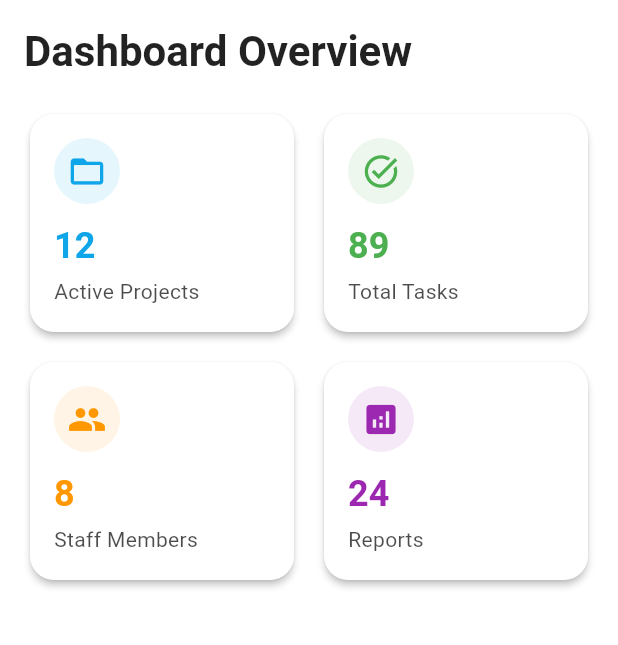
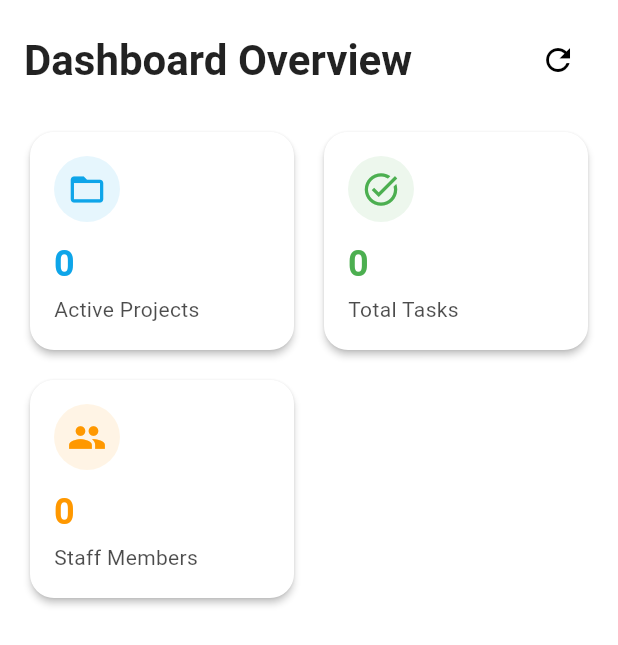
Before and after one commit to AkashMadhuNp/delemon, a Flutter app: the DashboardOverviewPage screen opened directly, on a phone screen of 412 x 824 dp. Shown: the top 645 px of the screen. Run offline on Flutter 3.47's test engine with Material 3 defaults, Android fonts, the phone set to English and light mode, and no system bars; our stand-ins replace equatable, flutter_bloc, go_router, hive, hive_flutter, lottie; accounts and stored records are empty.

Commit message:
overview dahboard admin

```diff
--- a/lib/presentation/admin/dashboard_overview.dart
+++ b/lib/presentation/admin/dashboard_overview.dart
@@ -1,9 +1,79 @@
 import 'package:delemon/presentation/widgets/overview_card.dart';
 import 'package:flutter/material.dart';
 import 'package:delemon/core/colors/color.dart';
+import 'package:delemon/core/service/project_service.dart';
+import 'package:delemon/core/service/task_service.dart';
+import 'package:delemon/core/service/auth_service.dart';
 
-class DashboardOverviewPage extends StatelessWidget {
+class DashboardOverviewPage extends StatefulWidget {
   const DashboardOverviewPage({super.key});
+
+  @override
+  State<DashboardOverviewPage> createState() => _DashboardOverviewPageState();
+}
+
+class _DashboardOverviewPageState extends State<DashboardOverviewPage> {
+  final ProjectService _projectService = ProjectService();
+  final TaskService _taskService = TaskService();
+  final AuthService _authService = AuthService();
+
+  int activeProjectsCount = 0;
+  int totalTasksCount = 0;
+  int staffMembersCount = 0;
+  bool isLoading = true;
+
+  @override
+  void initState() {
+    super.initState();
+    _loadDashboardData();
+  }
+
+  Future<void> _loadDashboardData() async {
+    try {
+      setState(() {
+        isLoading = true;
+      });
+
+      final results = await Future.wait([
+        _projectService.getProjectsCount(archived: false),
+        _authService.getAllUsers(),
+        _taskService.fetchTasks(),
+      ]);
+
+      final activeProjects = results[0] as int;
+      final allUsers = results[1] as List;
+      final allTasks = results[2] as List;
+
+      final staffMembers = allUsers.where((user) =>
+        user.role.toString().contains('staff')).length;
+
+      setState(() {
+        activeProjectsCount = activeProjects;
+        totalTasksCount = allTasks.length;
+        staffMembersCount = staffMembers;
+        isLoading = false;
+      });
+
+    } catch (e) {
+      print("❌ Error loading dashboard data: $e");
+      setState(() {
+        isLoading = false;
+      });
+
+      if (mounted) {
+        ScaffoldMessenger.of(context).showSnackBar(
+          SnackBar(
+            content: Text("Failed to load dashboard data: $e"),
+            backgroundColor: Colors.red,
+          ),
+        );
+      }
+    }
+  }
+
+  Future<void> _refreshData() async {
+    await _loadDashboardData();
+  }
 
   @override
   Widget build(BuildContext context) {
@@ -18,12 +88,13 @@ class DashboardOverviewPage extends StatelessWidget {
 
     return Scaffold(
       backgroundColor: theme.colorScheme.background,
-
-
       body: Padding(
         padding: const EdgeInsets.all(16.0),
         child: Column(
           crossAxisAlignment: CrossAxisAlignment.start,
+          children: [
+            Row(
+              mainAxisAlignment: MainAxisAlignment.spaceBetween,
               children: [
                 Text(
                   'Dashboard Overview',
@@ -32,40 +103,63 @@ class DashboardOverviewPage extends StatelessWidget {
                     color: theme.colorScheme.onBackground,
                   ),
                 ),
+                IconButton(
+                  onPressed: isLoading ? null : _refreshData,
+                  icon: isLoading
+                    ? const SizedBox(
+                        width: 20,
+                        height: 20,
+                        child: CircularProgressIndicator(strokeWidth: 2),
+                      )
+                    : const Icon(Icons.refresh),
+                  tooltip: 'Refresh Data',
+                ),
+              ],
+            ),
             const SizedBox(height: 20),
 
+            if (isLoading)
               Expanded(
                 child: GridView.count(
                   crossAxisCount: crossAxisCount,
                   crossAxisSpacing: 12,
                   mainAxisSpacing: 12,
                   childAspectRatio: 1.2,
-                children: const [
+                  children: List.generate(3, (index) =>
+                    const _LoadingCard()
+                  ),
+                ),
+              )
+            else
+              Expanded(
+                child: RefreshIndicator(
+                  onRefresh: _refreshData,
+                  child: GridView.count(
+                    crossAxisCount: crossAxisCount,
+                    crossAxisSpacing: 12,
+                    mainAxisSpacing: 12,
+                    childAspectRatio: 1.2,
+                    children: [
                       OverviewCard(
                         title: "Active Projects",
-                    value: "12",
+                        value: activeProjectsCount.toString(),
                         icon: Icons.folder_open,
                         color: AppColors.primary,
                       ),
                       OverviewCard(
                         title: "Total Tasks",
-                    value: "89",
+                        value: totalTasksCount.toString(),
                         icon: Icons.task_alt,
                         color: Colors.green,
                       ),
                       OverviewCard(
                         title: "Staff Members",
-                    value: "8",
+                        value: staffMembersCount.toString(),
                         icon: Icons.people,
                         color: Colors.orange,
                       ),
-                  OverviewCard(
-                    title: "Reports",
-                    value: "24",
-                    icon: Icons.analytics,
-                    color: Colors.purple,
+                    ],
                   ),
-                ],
                 ),
               ),
           ],
@@ -74,3 +168,62 @@ class DashboardOverviewPage extends StatelessWidget {
     );
   }
 }
+
+class _LoadingCard extends StatelessWidget {
+  const _LoadingCard();
+
+  @override
+  Widget build(BuildContext context) {
+    return Card(
+      elevation: 4,
+      shape: RoundedRectangleBorder(
+        borderRadius: BorderRadius.circular(12),
+      ),
+      child: Container(
+        padding: const EdgeInsets.all(16),
+        decoration: BoxDecoration(
+          borderRadius: BorderRadius.circular(12),
+          gradient: LinearGradient(
+            colors: [
+              Colors.grey.shade200,
+              Colors.grey.shade100,
+            ],
+            begin: Alignment.topLeft,
+            end: Alignment.bottomRight,
+          ),
+        ),
+        child: Column(
+          mainAxisAlignment: MainAxisAlignment.center,
+          children: [
+            Container(
+              width: 40,
+              height: 40,
+              decoration: BoxDecoration(
+                color: Colors.grey.shade300,
+                borderRadius: BorderRadius.circular(20),
+              ),
+            ),
+            const SizedBox(height: 12),
+            Container(
+              width: double.infinity,
+              height: 16,
+              decoration: BoxDecoration(
+                color: Colors.grey.shade300,
+                borderRadius: BorderRadius.circular(8),
+              ),
+            ),
+            const SizedBox(height: 8),
+            Container(
+              width: 60,
+              height: 20,
+              decoration: BoxDecoration(
+                color: Colors.grey.shade300,
+                borderRadius: BorderRadius.circular(10),
+              ),
+            ),
+          ],
+        ),
+      ),
+    );
+  }
+}
```
Also changed, not shown: lib/presentation/admin/report_screen.dart (+1 -24 lines). Lines whose indentation alone changed are shown as unchanged.
